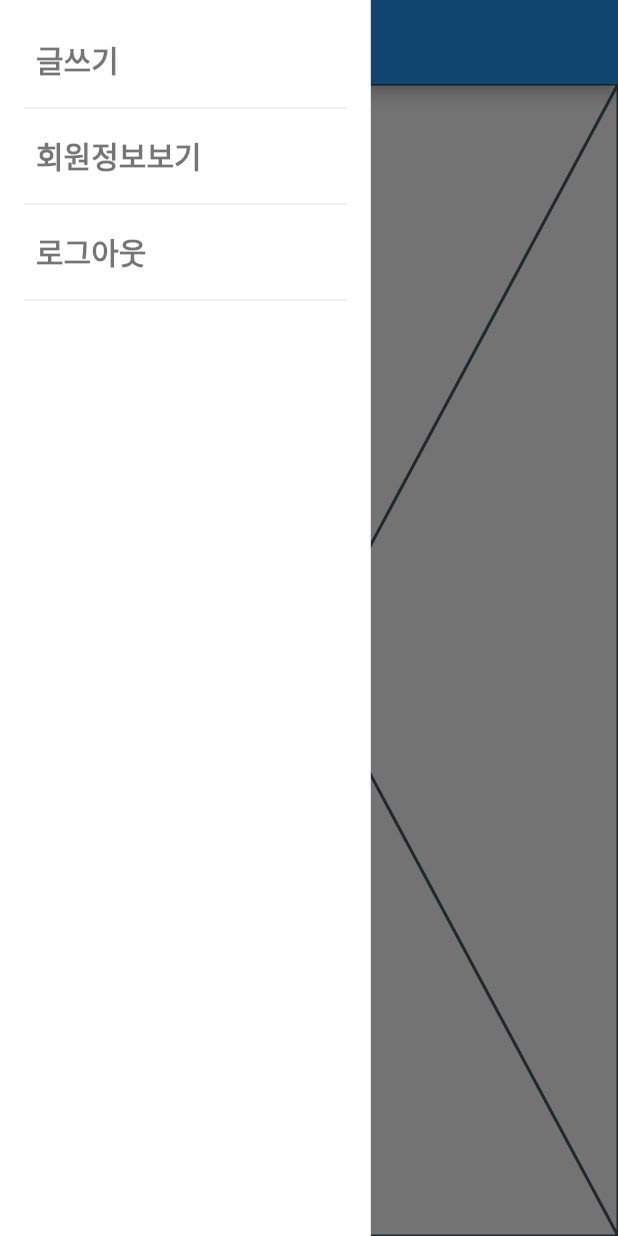
After one commit to codingspecialist/flutter-blog-riverpod-2023-last, a Flutter app: the PostListPage screen opened by its route, with the side drawer open, on a phone screen of 412 x 824 dp. The commit adds this screen. Run offline on Flutter 3.47's test engine with Material 2 defaults, Android fonts, the phone set to English and light mode, and no system bars; our stand-ins replace flutter_riverpod, flutter_svg, validators.

Commit message:
게시물 목록 페이지 AppBar 및 Drawer 구현
- custom_navigator.dart 생성
- size에 Drawer를 위한 크기 메소드 생성
- post_list_page.dart AppBar 및 Drawer, PostListBody 클래스 연결

```diff
--- /dev/null
+++ b/lib/views/components/custom_navigator.dart
@@ -0,0 +1,66 @@
+import 'package:flutter/material.dart';
+import 'package:flutter_blog_2/core/constants/size.dart';
+import 'package:flutter_riverpod/flutter_riverpod.dart';
+
+class CustomNavigation extends ConsumerWidget {
+  final scaffoldKey;
+  const CustomNavigation(this.scaffoldKey, {Key? key}) : super(key: key);
+
+  @override
+  Widget build(BuildContext context, WidgetRef ref) {
+    return Container(
+      width: getDrawerWidth(context),
+      height: double.infinity,
+      color: Colors.white,
+      child: SafeArea(
+        child: Padding(
+          padding: const EdgeInsets.all(16.0),
+          child: Column(
+            crossAxisAlignment: CrossAxisAlignment.start,
+            children: [
+              TextButton(
+                onPressed: () {
+                },
+                child: const Text(
+                  "글쓰기",
+                  style: TextStyle(
+                    fontSize: 20,
+                    fontWeight: FontWeight.bold,
+                    color: Colors.black54,
+                  ),
+                ),
+              ),
+              const Divider(),
+              TextButton(
+                onPressed: () {
+                },
+                child: const Text(
+                  "회원정보보기",
+                  style: TextStyle(
+                    fontSize: 20,
+                    fontWeight: FontWeight.bold,
+                    color: Colors.black54,
+                  ),
+                ),
+              ),
+              const Divider(),
+              TextButton(
+                onPressed: () {
+                },
+                child: const Text(
+                  "로그아웃",
+                  style: TextStyle(
+                    fontSize: 20,
+                    fontWeight: FontWeight.bold,
+                    color: Colors.black54,
+                  ),
+                ),
+              ),
+              const Divider(),
+            ],
+          ),
+        ),
+      ),
+    );
+  }
+}
--- a/lib/views/pages/post/post_list_page/post_list_page.dart
+++ b/lib/views/pages/post/post_list_page/post_list_page.dart
@@ -1,10 +1,27 @@
 import 'package:flutter/material.dart';
+import 'package:flutter_blog_2/views/components/custom_navigator.dart';
+import 'package:flutter_blog_2/views/pages/post/post_list_page/components/post_list_body.dart';
 
 class PostListPage extends StatelessWidget {
-  const PostListPage({Key? key}) : super(key: key);
+  final scaffoldKey = GlobalKey<ScaffoldState>();
+  final refreshKey = GlobalKey<RefreshIndicatorState>();
+
+  PostListPage({Key? key}) : super(key: key);
 
   @override
   Widget build(BuildContext context) {
-    return const Placeholder();
+    return Scaffold(
+      key: scaffoldKey,
+      drawer: CustomNavigation(scaffoldKey),
+      appBar: AppBar(
+        title: const Text("Blog"),
+      ),
+      body: RefreshIndicator(
+        key: refreshKey,
+        onRefresh: () async {
+        },
+        child: PostListBody(),
+      ),
+    );
   }
 }
```
